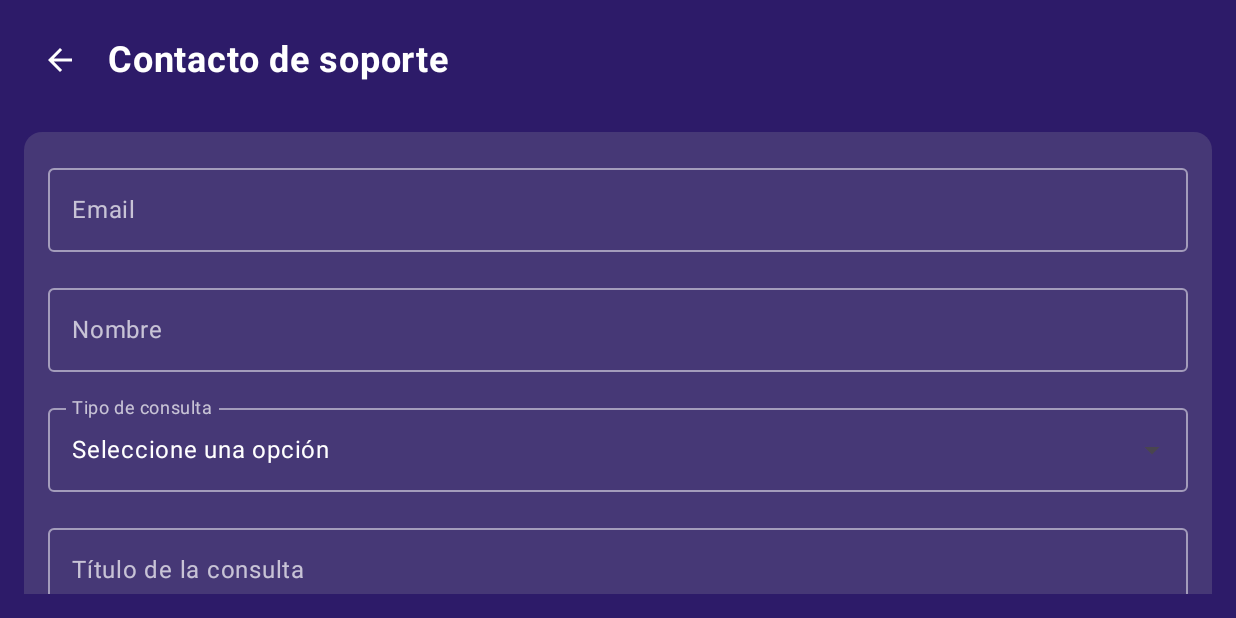
After one commit to UNIZAR-30226-2025-07/frontend-movil, an Android app built with Jetpack Compose: the SupportScreen screen opened through its navigation route, on a phone screen of 824 x 412 dp (held sideways). The commit adds this screen. Run offline under Robolectric (Android 15) with nearby library versions, the phone set to English and light mode, and no system bars.

Commit message:
Pantalla para la comunicación del soporte

```diff
--- a/app/src/main/java/eina/unizar/frontend_movil/ui/navigation/AppNavigation.kt
+++ b/app/src/main/java/eina/unizar/frontend_movil/ui/navigation/AppNavigation.kt
@@ -55,7 +55,7 @@ fun AppNavigation() {
             AchievementsScreen(navController)
         }
         composable("settings") {
-            SettingsScreen()
+            SettingsScreen(navController)
         }
         composable("store") {
             StoreScreen(navController)
@@ -81,6 +81,9 @@ fun AppNavigation() {
         composable("battle_pass") {
             BattlePassScreen(navController)
         }
+        composable("support") {
+            SupportScreen(navController)
+        }
         composable(
             route = "chatScreen/{userId}/{friendId}/{friendName}",
             arguments = listOf(
--- /dev/null
+++ b/app/src/main/java/eina/unizar/frontend_movil/ui/screens/SupportScreen.kt
@@ -0,0 +1,296 @@
+package eina.unizar.frontend_movil.ui.screens
+
+import android.content.Intent
+import android.net.Uri
+import android.util.Log
+import androidx.compose.foundation.background
+import androidx.compose.foundation.layout.*
+import androidx.compose.foundation.rememberScrollState
+import androidx.compose.foundation.verticalScroll
+import androidx.compose.material.icons.Icons
+import androidx.compose.material.icons.filled.ArrowBack
+import androidx.compose.material3.*
+import androidx.compose.runtime.*
+import androidx.compose.ui.Alignment
+import androidx.compose.ui.Modifier
+import androidx.compose.ui.text.font.FontWeight
+import androidx.compose.ui.unit.dp
+import androidx.compose.ui.unit.sp
+import androidx.navigation.NavController
+import eina.unizar.frontend_movil.ui.theme.*
+import android.widget.Toast
+import androidx.compose.material3.SnackbarHostState
+import androidx.compose.material3.SnackbarResult
+import androidx.compose.runtime.rememberCoroutineScope
+import kotlinx.coroutines.launch
+import org.json.JSONObject
+import java.io.OutputStreamWriter
+import java.net.HttpURLConnection
+import java.net.URL
+import androidx.compose.ui.platform.LocalContext
+import java.text.Normalizer
+import kotlinx.coroutines.Dispatchers
+import kotlinx.coroutines.withContext
+
+@OptIn(ExperimentalMaterial3Api::class)
+@Composable
+fun SupportScreen(navController: NavController) {
+    var email by remember { mutableStateOf("") }
+    var nombre by remember { mutableStateOf("") }
+    var tipoConsulta by remember { mutableStateOf("Seleccione una opción") }
+    var titulo by remember { mutableStateOf("") }
+    var descripcion by remember { mutableStateOf("") }
+
+    val tiposConsulta = listOf("Seleccione una opción", "Soporte técnico", "Denunciar un jugador", "Problemas con la cuenta", "Sugerencias", "Otro")
+    var expandedDropdown by remember { mutableStateOf(false) }
+    val context = LocalContext.current
+    val snackbarHostState = remember { SnackbarHostState() }
+    val coroutineScope = rememberCoroutineScope()
+
+    Box(
+        modifier = Modifier
+            .fillMaxSize()
+            .background(PurpleBackground)
+    ) {
+        Column(
+            modifier = Modifier
+                .fillMaxSize()
+                .padding(16.dp)
+                .verticalScroll(rememberScrollState()),
+            horizontalAlignment = Alignment.CenterHorizontally
+        ) {
+            // Barra superior con botón de regreso
+            Row(
+                modifier = Modifier
+                    .fillMaxWidth()
+                    .padding(bottom = 24.dp),
+                verticalAlignment = Alignment.CenterVertically
+            ) {
+                IconButton(
+                    onClick = { navController.popBackStack() }
+                ) {
+                    Icon(
+                        imageVector = Icons.Default.ArrowBack,
+                        contentDescription = "Volver",
+                        tint = TextWhite
+                    )
+                }
+
+                Text(
+                    text = "Contacto de soporte",
+                    fontSize = 24.sp,
+                    fontWeight = FontWeight.Bold,
+                    color = TextWhite,
+                    modifier = Modifier.padding(start = 8.dp)
+                )
+            }
+
+            // Formulario
+            Card(
+                modifier = Modifier
+                    .fillMaxWidth()
+                    .padding(bottom = 16.dp),
+                colors = CardDefaults.cardColors(containerColor = CardGray.copy(alpha = 0.2f))
+            ) {
+                Column(
+                    modifier = Modifier
+                        .padding(16.dp)
+                        .fillMaxWidth()
+                ) {
+                    // Email
+                    OutlinedTextField(
+                        value = email,
+                        onValueChange = { email = it },
+                        label = { Text("Email", color = TextWhite.copy(alpha = 0.7f)) },
+                        modifier = Modifier
+                            .fillMaxWidth()
+                            .padding(bottom = 16.dp),
+                        colors = OutlinedTextFieldDefaults.colors(
+                            focusedBorderColor = SliderBlue,
+                            unfocusedBorderColor = TextWhite.copy(alpha = 0.5f),
+                            focusedTextColor = TextWhite,
+                            unfocusedTextColor = TextWhite
+                        )
+                    )
+
+                    // Nombre
+                    OutlinedTextField(
+                        value = nombre,
+                        onValueChange = { nombre = it },
+                        label = { Text("Nombre", color = TextWhite.copy(alpha = 0.7f)) },
+                        modifier = Modifier
+                            .fillMaxWidth()
+                            .padding(bottom = 16.dp),
+                        colors = OutlinedTextFieldDefaults.colors(
+                            focusedBorderColor = SliderBlue,
+                            unfocusedBorderColor = TextWhite.copy(alpha = 0.5f),
+                            focusedTextColor = TextWhite,
+                            unfocusedTextColor = TextWhite
+                        )
+                    )
+
+                    // Tipo de consulta (dropdown)
+                    ExposedDropdownMenuBox(
+                        expanded = expandedDropdown,
+                        onExpandedChange = { expandedDropdown = it },
+                        modifier = Modifier
+                            .fillMaxWidth()
+                            .padding(bottom = 16.dp)
+                    ) {
+                        OutlinedTextField(
+                            value = tipoConsulta,
+                            onValueChange = {},
+                            readOnly = true,
+                            label = { Text("Tipo de consulta", color = TextWhite.copy(alpha = 0.7f)) },
+                            trailingIcon = {
+                                ExposedDropdownMenuDefaults.TrailingIcon(expanded = expandedDropdown)
+                            },
+                            modifier = Modifier
+                                .fillMaxWidth()
+                                .menuAnchor(),
+                            colors = OutlinedTextFieldDefaults.colors(
+                                focusedBorderColor = SliderBlue,
+                                unfocusedBorderColor = TextWhite.copy(alpha = 0.5f),
+                                focusedTextColor = TextWhite,
+                                unfocusedTextColor = TextWhite
+                            )
+                        )
+
+                        ExposedDropdownMenu(
+                            expanded = expandedDropdown,
+                            onDismissRequest = { expandedDropdown = false },
+                            modifier = Modifier.background(CardGray)
+                        ) {
+                            tiposConsulta.forEach { tipo ->
+                                DropdownMenuItem(
+                                    text = { Text(tipo, color = TextWhite) },
+                                    onClick = {
+                                        tipoConsulta = tipo
+                                        expandedDropdown = false
+                                    },
+                                    modifier = Modifier.background(CardGray)
+                                )
+                            }
+                        }
+                    }
+
+                    // Título
+                    OutlinedTextField(
+                        value = titulo,
+                        onValueChange = { titulo = it },
+                        label = { Text("Título de la consulta", color = TextWhite.copy(alpha = 0.7f)) },
+                        modifier = Modifier
+                            .fillMaxWidth()
+                            .padding(bottom = 16.dp),
+                        colors = OutlinedTextFieldDefaults.colors(
+                            focusedBorderColor = SliderBlue,
+                            unfocusedBorderColor = TextWhite.copy(alpha = 0.5f),
+                            focusedTextColor = TextWhite,
+                            unfocusedTextColor = TextWhite
+                        )
+                    )
+
+                    // Descripción
+                    OutlinedTextField(
+                        value = descripcion,
+                        onValueChange = { descripcion = it },
+                        label = { Text("Descripción", color = TextWhite.copy(alpha = 0.7f)) },
+                        modifier = Modifier
+                            .fillMaxWidth()
+                            .height(120.dp)
+                            .padding(bottom = 16.dp),
+                        maxLines = 5,
+                        colors = OutlinedTextFieldDefaults.colors(
+                            focusedBorderColor = SliderBlue,
+                            unfocusedBorderColor = TextWhite.copy(alpha = 0.5f),
+                            focusedTextColor = TextWhite,
+                            unfocusedTextColor = TextWhite
+                        )
+                    )
+
+                    // Botón enviar
+                    Button(
+                        onClick = {
+                            coroutineScope.launch {
+                                val tipoFormateado = Normalizer.normalize(tipoConsulta, Normalizer.Form.NFD)
+                                    .replace("\\p{InCombiningDiacriticalMarks}+".toRegex(), "")
+                                    .replace(" ", "-")
+                                val result = sendSupportRequest(
+                                    titulo,
+                                    email,
+                                    nombre,
+                                    tipoFormateado,
+                                    descripcion
+                                )
+                                if (result == null) {
+                                    snackbarHostState.showSnackbar("Mensaje enviado correctamente.")
+                                } else {
+                                    snackbarHostState.showSnackbar("Error: $result")
+                                }
+                            }
+                        },
+                        colors = ButtonDefaults.buttonColors(containerColor = SliderBlue),
+                        modifier = Modifier
+                            .fillMaxWidth()
+                            .padding(top = 8.dp)
+                    ) {
+                        Text("Enviar consulta", fontSize = 16.sp)
+                    }
+                }
+            }
+        }
+    }
+}
+
+// Función de envío
+suspend fun sendSupportRequest(
+    title: String,
+    email: String,
+    name: String,
+    type: String,
+    description: String
+): String? = withContext(Dispatchers.IO) {
+    try {
+        println("Enviando solicitud de soporte:")
+        println("title: $title")
+        println("email: $email")
+        println("name: $name")
+        println("type: $type")
+        println("description: $description")
+        val url = URL("http://galaxy.t2dc.es:3000/contact-support/new")
+        val conn = url.openConnection() as HttpURLConnection
+        conn.requestMethod = "POST"
+        conn.setRequestProperty("Content-Type", "application/json")
+        conn.doOutput = true
+
+        val json = JSONObject().apply {
+            put("title", title)
+            put("email", email)
+            put("name", name)
+            put("type", type)
+            put("description", description)
+        }
+
+        OutputStreamWriter(conn.outputStream).use { it.write(json.toString()) }
+
+        val responseCode = conn.responseCode
+        println("Código de respuesta: $responseCode")
+
+        val response = try {
+            conn.inputStream.bufferedReader().readText()
+        } catch (e: Exception) {
+            conn.errorStream?.bufferedReader()?.readText() ?: "Sin respuesta"
+        }
+
+        println("Respuesta del servidor: $response")
+
+        if (responseCode in 200..299) {
+            null // Éxito
+        } else {
+            "Error en la solicitud: $responseCode"
+        }
+    } catch (e: Exception) {
+        e.printStackTrace()
+        e.message
+    }
+}
```
Also changed, not shown: app/src/main/java/eina/unizar/frontend_movil/ui/screens/SettingsScreen.kt (+88 -37 lines).
